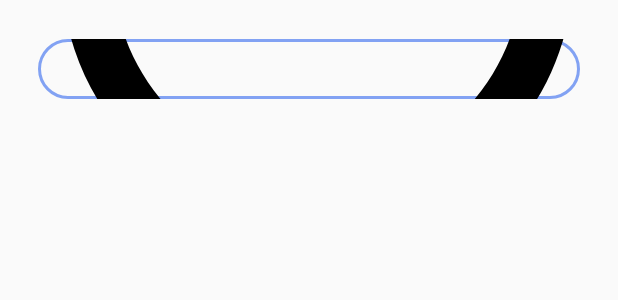
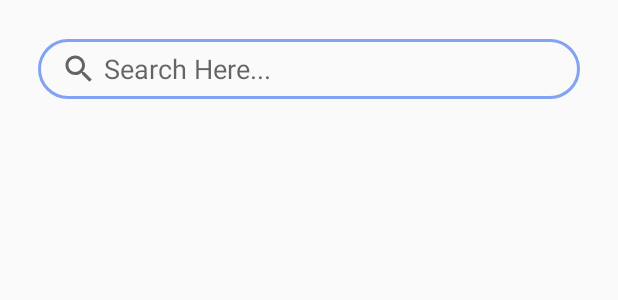
Before and after one commit to Fintech-Labs/CLiK-App, an Android app: the layout fragment_noti.xml on its own in the app's theme, with its tools: preview values and no code run, on a phone screen of 412 x 824 dp. Shown: the top 300 px of the screen. Run offline under Robolectric (Android 15) with nearby library versions, the phone set to English and light mode, and no system bars.

Commit message:
search err resolved

```diff
--- a/app/src/main/res/drawable/ic_search.xml
+++ b/app/src/main/res/drawable/ic_search.xml
@@ -1,9 +1,10 @@
 <vector xmlns:android="http://schemas.android.com/apk/res/android"
-    android:width="478.208dp"
-    android:height="478.208dp"
-    android:viewportWidth="478.208"
-    android:viewportHeight="478.208">
+    android:width="24dp"
+    android:height="24dp"
+    android:viewportWidth="24"
+    android:viewportHeight="24"
+    android:tint="?attr/colorControlNormal">
   <path
-      android:fillColor="#FF000000"
-      android:pathData="M473.418,449.285L303.28,279.148c59.759,-73.087 48.954,-180.779 -24.132,-240.538S98.369,-10.344 38.61,62.742S-10.344,243.521 62.742,303.28c62.953,51.473 153.453,51.473 216.406,0l170.138,170.138c6.78,6.548 17.584,6.36 24.132,-0.42C479.805,466.384 479.805,455.899 473.418,449.285zM171.218,307.751c-75.37,-0.085 -136.449,-61.163 -136.533,-136.533c0,-75.405 61.128,-136.533 136.533,-136.533s136.533,61.128 136.533,136.533S246.623,307.751 171.218,307.751z"/>
+      android:fillColor="@android:color/white"
+      android:pathData="M15.5,14h-0.79l-0.28,-0.27C15.41,12.59 16,11.11 16,9.5 16,5.91 13.09,3 9.5,3S3,5.91 3,9.5 5.91,16 9.5,16c1.61,0 3.09,-0.59 4.23,-1.57l0.27,0.28v0.79l5,4.99L20.49,19l-4.99,-5zM9.5,14C7.01,14 5,11.99 5,9.5S7.01,5 9.5,5 14,7.01 14,9.5 11.99,14 9.5,14z"/>
 </vector>
--- a/app/src/main/res/layout/fragment_profile.xml
+++ b/app/src/main/res/layout/fragment_profile.xml
@@ -119,7 +119,7 @@
                     android:layout_width="wrap_content"
                     android:layout_height="wrap_content"
                     android:layout_below="@id/no_followers"
-                    android:text="@string/followers"
+                    android:text="Followers"
                     android:textAppearance="@style/username"
                     android:textSize="15sp" />
             </RelativeLayout>
```
